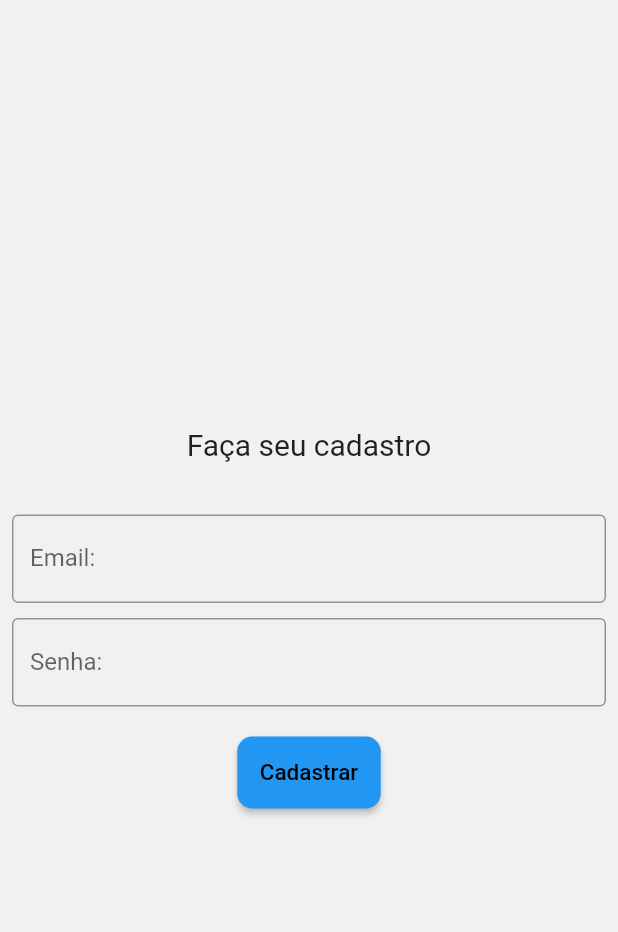
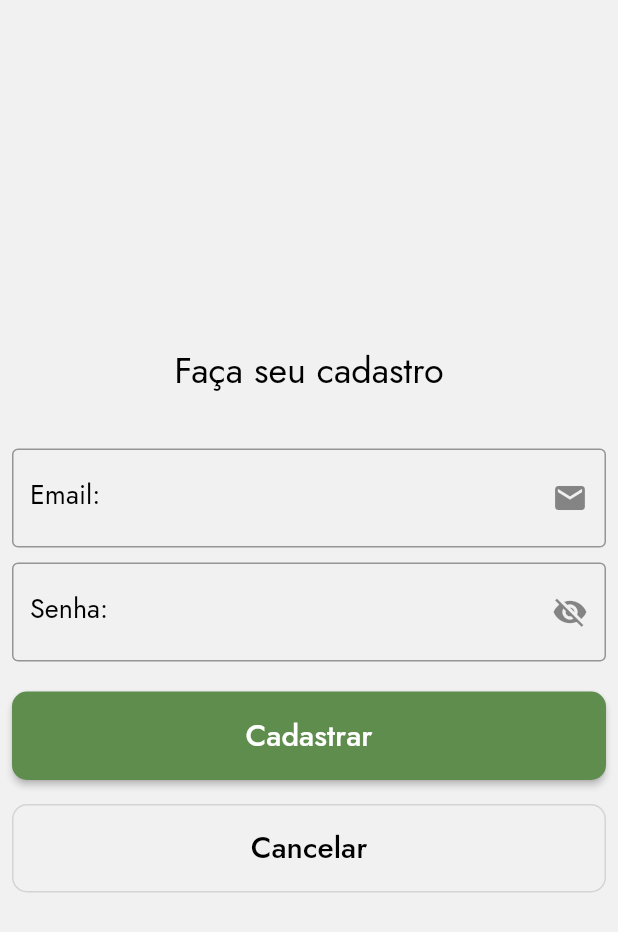
Before and after one commit to Xeviousbr/otchi, a Flutter app: the screen it shows after launch, after a tap on "Cadastre-se", on a phone screen of 412 x 824 dp. Shown: the top 932 px of the screen. Run offline on Flutter 3.47's test engine with Material 2 defaults, Android fonts, the phone set to English and light mode, and no system bars; our stand-ins replace cloud_firestore, firebase_auth, firebase_core, firebase_crashlytics, google_fonts; accounts and stored records are empty; network calls fail.

Commit message:
feat: adicionando tema

```diff
--- /dev/null
+++ b/lib/app.dart
@@ -0,0 +1,36 @@
+import 'package:flutter/material.dart';
+import 'package:ot/services/auth_service.dart';
+
+import 'components/theme.dart';
+import 'pages/cadastrar_tarefa.dart';
+
+import 'pages/register_page/register_page.dart';
+import 'pages/home/home_page.dart';
+import 'pages/login_page/login_page.dart';
+
+class App extends StatelessWidget {
+  const App({Key? key}) : super(key: key);
+
+  @override
+  Widget build(BuildContext context) {
+    return MaterialApp(
+      title: 'OT - Organizador de Tarefas',
+      theme: theme(),
+      routes: {
+        '/cadastrar_tarefa': (_) => const CadastrarTarefa(),
+        '/cadastro_user': (_) => const RegisterPage(),
+      },
+      home: StreamBuilder<bool>(
+        stream: AuthService.estaLogado(),
+        builder: (context, snapshot) {
+          if (snapshot.data == null) {
+            return const Center(
+              child: CircularProgressIndicator(),
+            );
+          }
+          return snapshot.data! ? const HomePage() : const LoginPage();
+        },
+      ),
+    );
+  }
+}
--- /dev/null
+++ b/lib/components/theme.dart
@@ -0,0 +1,46 @@
+import 'package:flutter/material.dart';
+import 'package:google_fonts/google_fonts.dart';
+
+ThemeData theme() {
+  final theme = ThemeData();
+  final textTheme = GoogleFonts.jostTextTheme(theme.textTheme);
+
+  return ThemeData(
+    appBarTheme: const AppBarTheme(
+      backgroundColor: Color(0xff5F8D4E),
+    ),
+    scaffoldBackgroundColor: const Color(0xffE5D9B6),
+    textTheme: textTheme.copyWith(
+      titleLarge: textTheme.titleLarge?.copyWith(color: Colors.white),
+      titleMedium: textTheme.titleMedium?.copyWith(
+        fontSize: 24,
+        color: Colors.black,
+      ),
+      bodySmall: textTheme.bodySmall?.copyWith(
+        color: Colors.black,
+      ),
+      bodyMedium: textTheme.bodyMedium?.copyWith(
+        color: Colors.black,
+        fontSize: 18,
+      ),
+      bodyLarge: textTheme.bodyLarge?.copyWith(
+        color: Colors.white,
+        fontSize: 20,
+      ),
+    ),
+    drawerTheme: const DrawerThemeData(backgroundColor: Color(0xffE5D9B6)),
+    hintColor: Colors.black,
+    elevatedButtonTheme: ElevatedButtonThemeData(
+      style: ButtonStyle(
+        backgroundColor: MaterialStateProperty.all(
+          const Color(0xff5F8D4E),
+        ),
+      ),
+    ),
+    cardTheme: const CardTheme(color: Color(0xff5F8D4E)),
+    listTileTheme: const ListTileThemeData(
+      tileColor: Color(0xffE5D9B6),
+    ),
+  );
+  //floatingActionButtonTheme: FloatingActionButton());
+}
--- a/lib/main.dart
+++ b/lib/main.dart
@@ -2,14 +2,8 @@ import 'package:firebase_core/firebase_core.dart';
 import 'package:firebase_crashlytics/firebase_crashlytics.dart';
 import 'package:flutter/foundation.dart';
 import 'package:flutter/material.dart';
-import 'package:ot/services/auth_service.dart';
-
+import 'app.dart';
 import 'firebase_options.dart';
-import 'pages/cadastrar_tarefa.dart';
-
-import 'pages/register_page/register_page.dart';
-import 'pages/home/home_page.dart';
-import 'pages/login_page/login_page.dart';
 
 Future<void> main() async {
   WidgetsFlutterBinding.ensureInitialized();
@@ -26,35 +20,5 @@ Future<void> main() async {
     return true;
   };
 
-  runApp(const MyApp());
+  runApp(const App());
 }
-
-class MyApp extends StatelessWidget {
-  const MyApp({Key? key}) : super(key: key);
-
-  @override
-  Widget build(BuildContext context) {
-    return StreamBuilder<bool>(
-        stream: AuthService.estaLogado(),
-        builder: (context, snapshot) {
-          if (snapshot.data == null) {
-            return const Center(
-              child: CircularProgressIndicator(),
-            );
-          }
-          return MaterialApp(
-            title: 'OT - Organizador de Tarefas',
-            theme: ThemeData(
-              primarySwatch: Colors.blue,
-            ),
-            routes: {
-              '/login': (_) => LoginPage(),
-              '/cadastrar_tarefa': (_) => CadastrarTarefa(),
-              '/home': (_) => const HomePage(),
-              '/cadastro_user': (_) => const RegisterPage(),
-            },
-            home: snapshot.data! ? const HomePage() : LoginPage(),
-          );
-        });
-  }
-}
--- a/lib/pages/login_page/login_page.dart
+++ b/lib/pages/login_page/login_page.dart
@@ -2,6 +2,8 @@ import 'package:flutter/material.dart';
 import 'package:ot/services/auth_service.dart';
 
 class LoginPage extends StatefulWidget {
+  const LoginPage({super.key});
+
   @override
   State<LoginPage> createState() => _LoginPageState();
 }
@@ -9,19 +11,23 @@ class LoginPage extends StatefulWidget {
 class _LoginPageState extends State<LoginPage> {
   String email = '';
   String password = '';
+  bool isPasswordVisible = true;
 
   @override
   Widget build(BuildContext context) {
+    final theme = Theme.of(context);
     return Scaffold(
       backgroundColor: const Color.fromARGB(255, 241, 241, 241),
       body: Padding(
         padding: const EdgeInsets.all(8.0),
         child: Column(
           mainAxisAlignment: MainAxisAlignment.center,
+          crossAxisAlignment: CrossAxisAlignment.stretch,
           children: [
-            const Text(
+            Text(
               "Faça seu login",
-              style: TextStyle(fontSize: 20),
+              style: theme.textTheme.titleMedium,
+              textAlign: TextAlign.center,
             ),
             const SizedBox(
               height: 35,
@@ -30,9 +36,11 @@ class _LoginPageState extends State<LoginPage> {
               onChanged: (text) {
                 email = text;
               },
+              style: theme.textTheme.bodyMedium,
               keyboardType: TextInputType.emailAddress,
               decoration: const InputDecoration(
                 labelText: "Email:",
+                suffixIcon: Icon(Icons.email),
                 border: OutlineInputBorder(),
               ),
             ),
@@ -43,10 +51,15 @@ class _LoginPageState extends State<LoginPage> {
               onChanged: (text) {
                 password = text;
               },
-              obscureText: true,
-              decoration: const InputDecoration(
+              style: theme.textTheme.bodyMedium,
+              obscureText: isPasswordVisible,
+              decoration: InputDecoration(
+                suffixIcon: IconButton(
+                  icon: isPasswordVisible ? const Icon(Icons.visibility_off) : const Icon(Icons.visibility),
+                  onPressed: () => setState(() => isPasswordVisible = !isPasswordVisible),
+                ),
                 labelText: "Senha:",
-                border: OutlineInputBorder(),
+                border: const OutlineInputBorder(),
               ),
             ),
             const SizedBox(
@@ -55,47 +68,45 @@ class _LoginPageState extends State<LoginPage> {
             ElevatedButton(
               style: ElevatedButton.styleFrom(
                 shape: RoundedRectangleBorder(borderRadius: BorderRadius.circular(10)),
-                /* backgroundColor: Color(0xFF33b1d0),
-                  textStyle: TextStyle(
-                    fontSize: 20,
-                  ),*/
                 padding: const EdgeInsets.all(15),
               ),
               onPressed: () {
                 AuthService.login(email, password).then((logou) {
                   setState(() {
-                    if (logou) {
-                      Navigator.of(context).pushNamed('/home');
-                    } else {
+                    if (!logou) {
                       debugPrint("login invalido");
+                      const snackBar = SnackBar(
+                        content: Text("Usuário ou senha incorretos", textAlign: TextAlign.center),
+                        backgroundColor: Colors.redAccent,
+                      );
                       ScaffoldMessenger.of(context).showSnackBar(snackBar);
                     }
                   });
                 });
               },
-              child: const Text(
+              child: Text(
                 "Login",
-                style: TextStyle(color: Colors.black, fontSize: 15),
+                style: theme.textTheme.bodyLarge,
               ),
             ),
             const SizedBox(
               height: 20,
             ),
-            ElevatedButton(
+            OutlinedButton(
               style: ElevatedButton.styleFrom(
                 shape: RoundedRectangleBorder(borderRadius: BorderRadius.circular(10)),
                 /* backgroundColor: Color(0xFF33b1d0),
-                  textStyle: TextStyle(
-                    fontSize: 20,
-                  ),*/
+                    textStyle: TextStyle(
+                      fontSize: 20,
+                    ),*/
                 padding: const EdgeInsets.all(15),
               ),
               onPressed: () {
                 Navigator.of(context).pushNamed('/cadastro_user');
               },
-              child: const Text(
+              child: Text(
                 "Cadastre-se",
-                style: TextStyle(color: Colors.black, fontSize: 15),
+                style: theme.textTheme.bodyLarge?.copyWith(color: Colors.black),
               ),
             )
           ],
@@ -103,7 +114,4 @@ class _LoginPageState extends State<LoginPage> {
       ),
     );
   }
-
-  final snackBar = const SnackBar(
-      content: Text("Usuário ou senha incorretos", textAlign: TextAlign.center), backgroundColor: Colors.redAccent);
 }
--- a/lib/pages/register_page/register_page.dart
+++ b/lib/pages/register_page/register_page.dart
@@ -1,35 +1,52 @@
 import 'package:flutter/material.dart';
 import 'package:ot/services/auth_service.dart';
 
-class RegisterPage extends StatelessWidget {
+class RegisterPage extends StatefulWidget {
   const RegisterPage({super.key});
 
   @override
-  Widget build(BuildContext context) {
+  State<RegisterPage> createState() => _RegisterPageState();
+}
+
+class _RegisterPageState extends State<RegisterPage> {
+  bool isPasswordVisible = true;
   String user = '';
   String pass = '';
 
+  @override
+  Widget build(BuildContext context) {
+    final theme = Theme.of(context);
     return Scaffold(
       backgroundColor: const Color.fromARGB(255, 241, 241, 241),
       body: Padding(
         padding: const EdgeInsets.all(8.0),
         child: Column(
+          crossAxisAlignment: CrossAxisAlignment.stretch,
           mainAxisAlignment: MainAxisAlignment.center,
           children: [
-            const Text(
+            Column(
+              children: [
+                Text(
                   "Faça seu cadastro",
-              style: TextStyle(fontSize: 20),
+                  style: theme.textTheme.titleMedium,
+                  textAlign: TextAlign.center,
+                ),
+              ],
             ),
             const SizedBox(
               height: 35,
             ),
             TextField(
               onChanged: (text) {
+                setState(() {
                   user = text;
+                });
               },
+              style: theme.textTheme.bodyMedium,
               keyboardType: TextInputType.emailAddress,
               decoration: const InputDecoration(
                 labelText: "Email:",
+                suffixIcon: Icon(Icons.email),
                 border: OutlineInputBorder(),
               ),
             ),
@@ -38,14 +55,20 @@ class RegisterPage extends StatelessWidget {
             ),
             TextField(
                 onChanged: (text) {
+                  setState(() {
                     pass = text;
+                  });
                 },
-              obscureText: true,
-              decoration: const InputDecoration(
+                style: theme.textTheme.bodyMedium,
+                obscureText: isPasswordVisible,
+                decoration: InputDecoration(
+                  suffixIcon: IconButton(
+                    icon: isPasswordVisible ? const Icon(Icons.visibility_off) : const Icon(Icons.visibility),
+                    onPressed: () => setState(() => isPasswordVisible = !isPasswordVisible),
+                  ),
                   labelText: "Senha:",
-                border: OutlineInputBorder(),
-              ),
-            ),
+                  border: const OutlineInputBorder(),
+                )),
             const SizedBox(
               height: 20,
             ),
@@ -57,16 +80,30 @@ class RegisterPage extends StatelessWidget {
               onPressed: () {
                 // todo: validar email
                 AuthService.cadastraUser(user, pass).then((cadastrou) {
-                  if (cadastrou) {
-                    Navigator.of(context).pushNamed('/login');
+                  if (!cadastrou) {
+                    debugPrint("cadastro invalido");
                   } else {
-                    debugPrint("cadastro invalido");
+                    Navigator.of(context).pop();
                   }
                 });
               },
-              child: const Text(
+              child: Text(
                 "Cadastrar",
-                style: TextStyle(color: Colors.black, fontSize: 15),
+                style: theme.textTheme.bodyLarge,
+              ),
+            ),
+            const SizedBox(height: 16),
+            OutlinedButton(
+              style: ElevatedButton.styleFrom(
+                shape: RoundedRectangleBorder(borderRadius: BorderRadius.circular(10)),
+                padding: const EdgeInsets.all(15),
+              ),
+              onPressed: () {
+                Navigator.of(context).pop();
+              },
+              child: Text(
+                "Cancelar",
+                style: theme.textTheme.bodyLarge?.copyWith(color: Colors.black),
               ),
             )
           ],
--- a/lib/services/auth_service.dart
+++ b/lib/services/auth_service.dart
@@ -25,7 +25,6 @@ class AuthService {
         email: email,
         password: password,
       );
-
       await FirebaseFirestore.instance.collection('users').doc(credential.user!.uid).set({});
 
       return true;
--- a/pubspec.yaml
+++ b/pubspec.yaml
@@ -41,6 +41,7 @@ dependencies:
   cloud_firestore: ^4.1.0
   uuid: ^3.0.7
   firebase_auth: ^4.1.3
+  google_fonts: ^3.0.1
 
 dev_dependencies:
   flutter_test:
```
Also changed, not shown: lib/pages/cadastrar_tarefa.dart (+42 -26 lines), lib/pages/home/home_page.dart (+6 -3 lines), lib/pages/home/tarefa_item_component.dart (+7 -2 lines), pubspec.lock. Lines whose indentation alone changed are shown as unchanged.
